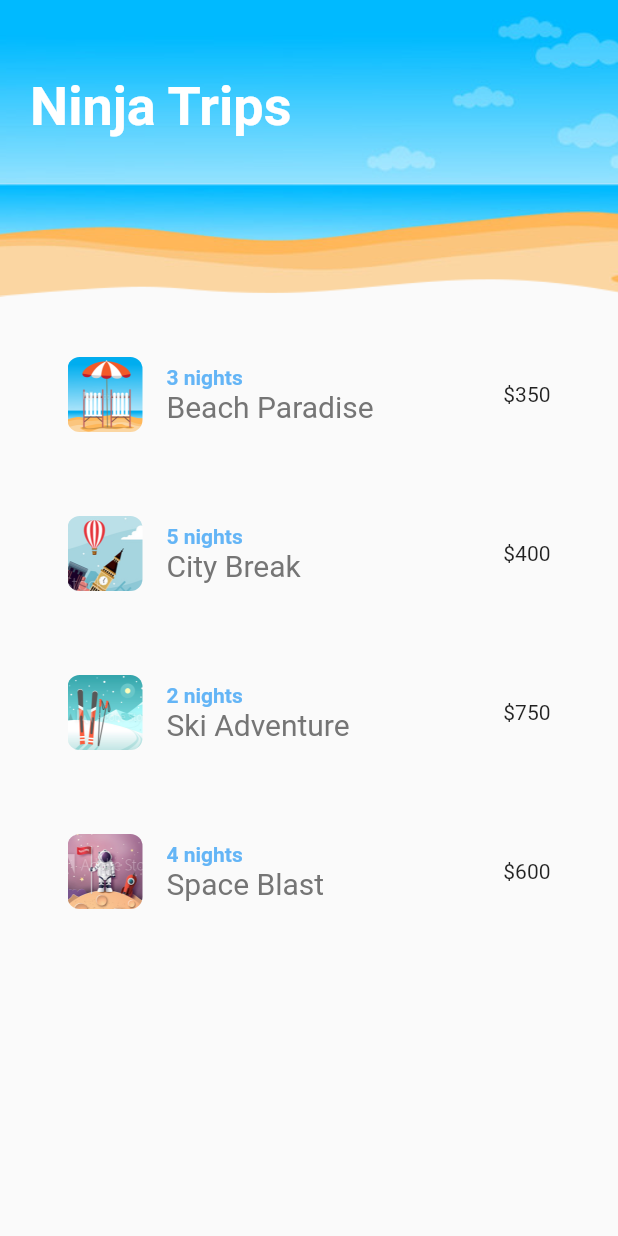
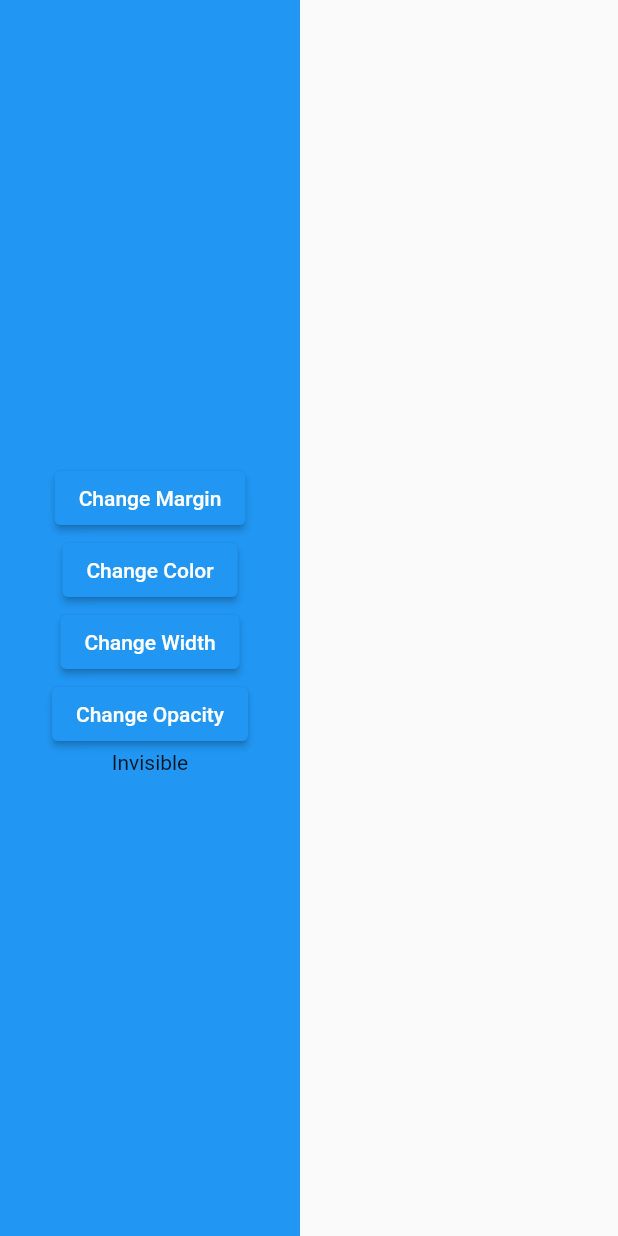
Before and after one commit to SanskarModi22/Ninja_Trip, a Flutter app: the screen it shows after launch, on a phone screen of 412 x 824 dp. Run offline on Flutter 3.47's test engine with Material 2 defaults, Android fonts, the phone set to English and light mode, and no system bars; missing offline and left inert: lipsum.

Commit message:
Animated Container and Animated Opacity

```diff
--- a/lib/main.dart
+++ b/lib/main.dart
@@ -1,5 +1,6 @@
 import 'package:flutter/material.dart';
 import 'package:ninja_trips/screens/home.dart';
+import 'package:ninja_trips/screens/sandbox.dart';
 
 void main() {
   runApp(MyApp());
@@ -11,7 +12,7 @@ class MyApp extends StatelessWidget {
   Widget build(BuildContext context) {
     return MaterialApp(
       title: 'Ninja Trips',
-      home: Home(),
+      home: Example(),
     );
   }
 }
--- /dev/null
+++ b/lib/screens/sandbox.dart
@@ -0,0 +1,69 @@
+import 'package:flutter/material.dart';
+
+class Example extends StatefulWidget {
+  const Example({key}) : super(key: key);
+
+  @override
+  _ExampleState createState() => _ExampleState();
+}
+
+class _ExampleState extends State<Example> {
+  double _margin = 0.0;
+  double _width = 200;
+  double _opacity = 1;
+  Color _color = Colors.blue;
+  @override
+  Widget build(BuildContext context) {
+    return Scaffold(
+      body: AnimatedContainer(
+        duration: Duration(seconds: 1),
+        color: _color,
+        width: _width,
+        margin: EdgeInsets.all(_margin),
+        child: Column(
+          mainAxisAlignment: MainAxisAlignment.center,
+          crossAxisAlignment: CrossAxisAlignment.center,
+          children: [
+            ElevatedButton(
+              onPressed: () {
+                setState(() {
+                  _margin = 50;
+                });
+              },
+              child: Text("Change Margin"),
+            ),
+            ElevatedButton(
+              onPressed: () {
+                setState(() {
+                  _color = Colors.red;
+                });
+              },
+              child: Text("Change Color"),
+            ),
+            ElevatedButton(
+              onPressed: () {
+                setState(() {
+                  _width = 400;
+                });
+              },
+              child: Text("Change Width"),
+            ),
+            ElevatedButton(
+              onPressed: () {
+                setState(() {
+                  _opacity = 0;
+                });
+              },
+              child: Text("Change Opacity"),
+            ),
+            AnimatedOpacity(
+              opacity: _opacity,
+              child: Text("Invisible"),
+              duration: Duration(seconds: 2),
+            )
+          ],
+        ),
+      ),
+    );
+  }
+}
```
